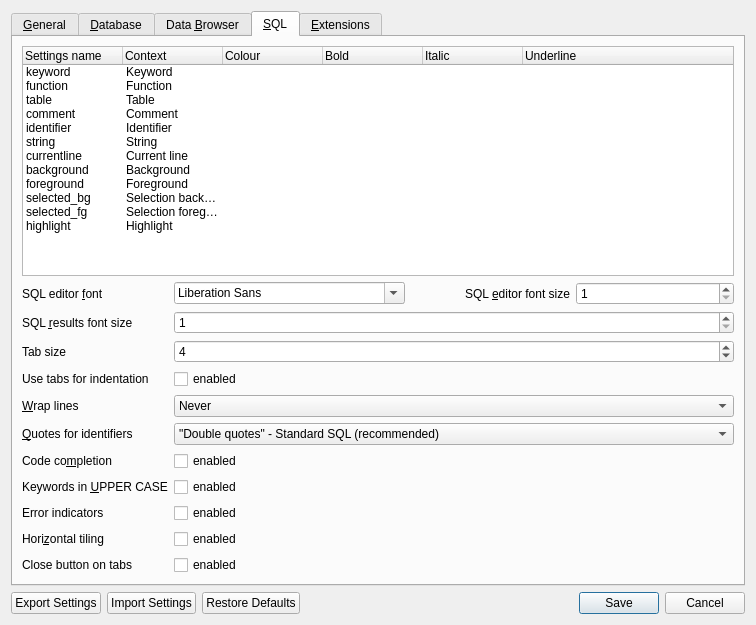
Qt form src/PreferencesDialog.ui (deepsidhu1313/sqlitebrowser) before a commit.
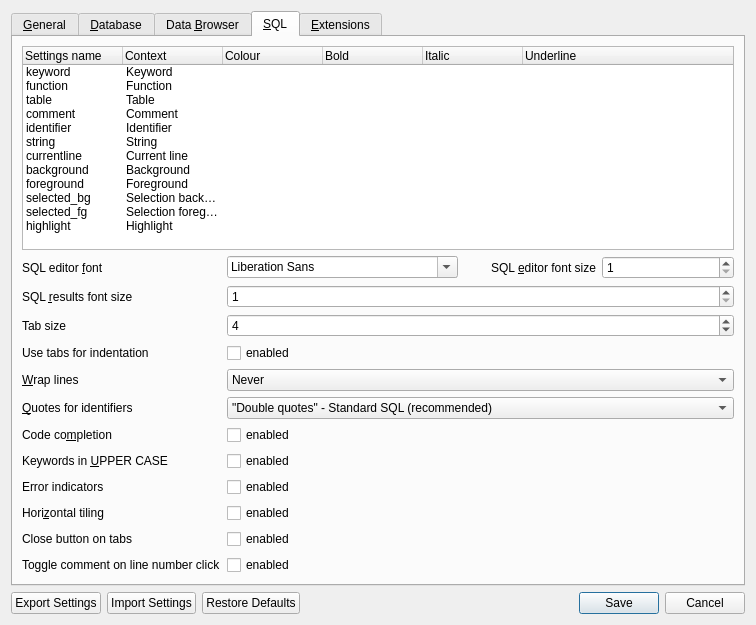
The same form after that commit. The open tabs and pages were chosen to show the change. Icons and pictures are not drawn. Custom widgets are drawn as their Qt base class.

Commit message: Add an option to comment lines by clicking their number in the SQL editors

```diff
--- a/src/PreferencesDialog.ui
+++ b/src/PreferencesDialog.ui
@@ -1880,6 +1880,26 @@
            </property>
           </widget>
          </item>
+         <item row="11" column="0">
+          <widget class="QLabel" name="labelToggleCommentOnMarginClick">
+           <property name="text">
+            <string>Toggle comment on line number click</string>
+           </property>
+           <property name="buddy">
+            <cstring>checkToggleCommentOnMarginClick</cstring>
+           </property>
+          </widget>
+         </item>
+         <item row="11" column="1">
+          <widget class="QCheckBox" name="checkToggleCommentOnMarginClick">
+           <property name="toolTip">
+            <string>If enabled, clicking a line number in the SQL editors comments or uncomments that line instead of selecting it. The Un/comment block command and its keyboard shortcut can always be used.</string>
+           </property>
+           <property name="text">
+            <string>enabled</string>
+           </property>
+          </widget>
+         </item>
         </layout>
        </item>
       </layout>
```
Left out of the diff: 1 changed line with no effect on the pictures. The commit also changes 8 other files.
